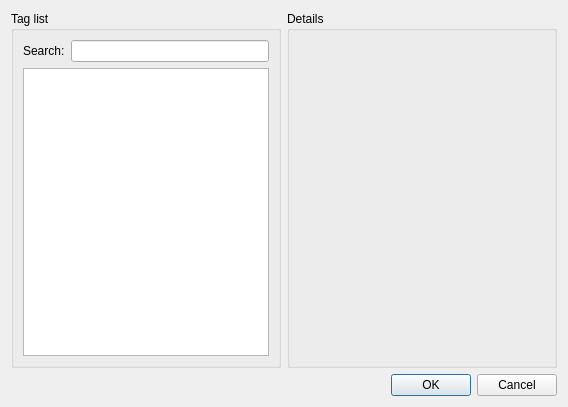
Before: the Qt Designer form src/tagselectordialog.ui in IoeCmcomc/MCDatapacker, drawn with Qt 5.
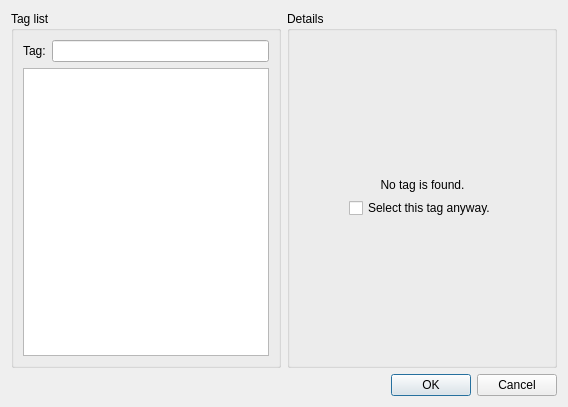
After: the same form once the commit is applied. The open tabs and pages were chosen to show the change.

Commit message: [Impl} TagSelectorDialog now accepts unknown tags

Patch:
```diff
--- a/src/tagselectordialog.ui
+++ b/src/tagselectordialog.ui
@@ -26,13 +26,6 @@
       <string>Tag list</string>
      </property>
      <layout class="QGridLayout" name="gridLayout_3">
-      <item row="0" column="0">
-       <widget class="QLabel" name="label">
-        <property name="text">
-         <string>Search:</string>
-        </property>
-       </widget>
-      </item>
       <item row="0" column="1">
        <widget class="QLineEdit" name="tagFilterBox"/>
       </item>
@@ -58,6 +51,13 @@
         </property>
        </widget>
       </item>
+      <item row="0" column="0">
+       <widget class="QLabel" name="label">
+        <property name="text">
+         <string>Tag:</string>
+        </property>
+       </widget>
+      </item>
      </layout>
     </widget>
    </item>
@@ -74,6 +74,25 @@
      </property>
      <layout class="QGridLayout" name="gridLayout">
       <item row="0" column="0">
+       <widget class="QStackedWidget" name="stackedWidget">
+        <property name="currentIndex">
+         <number>0</number>
+        </property>
+        <widget class="QWidget" name="page">
+         <layout class="QVBoxLayout" name="verticalLayout">
+          <property name="leftMargin">
+           <number>4</number>
+          </property>
+          <property name="topMargin">
+           <number>4</number>
+          </property>
+          <property name="rightMargin">
+           <number>4</number>
+          </property>
+          <property name="bottomMargin">
+           <number>4</number>
+          </property>
+          <item>
        <widget class="QLabel" name="tagDetailsLabel">
         <property name="sizePolicy">
          <sizepolicy hsizetype="Expanding" vsizetype="Expanding">
@@ -96,6 +115,87 @@
         <property name="openExternalLinks">
          <bool>true</bool>
         </property>
+           </widget>
+          </item>
+         </layout>
+        </widget>
+        <widget class="QWidget" name="page_2">
+         <layout class="QGridLayout" name="gridLayout_4">
+          <item row="0" column="1">
+           <spacer name="verticalSpacer">
+            <property name="orientation">
+             <enum>Qt::Vertical</enum>
+            </property>
+            <property name="sizeHint" stdset="0">
+             <size>
+              <width>20</width>
+              <height>112</height>
+             </size>
+            </property>
+           </spacer>
+          </item>
+          <item row="1" column="0">
+           <spacer name="horizontalSpacer">
+            <property name="orientation">
+             <enum>Qt::Horizontal</enum>
+            </property>
+            <property name="sizeHint" stdset="0">
+             <size>
+              <width>40</width>
+              <height>20</height>
+             </size>
+            </property>
+           </spacer>
+          </item>
+          <item row="1" column="1">
+           <layout class="QVBoxLayout" name="verticalLayout_2">
+            <item>
+             <widget class="QLabel" name="label_2">
+              <property name="text">
+               <string>No tag is found.</string>
+              </property>
+              <property name="alignment">
+               <set>Qt::AlignCenter</set>
+              </property>
+             </widget>
+            </item>
+            <item>
+             <widget class="QCheckBox" name="selectAnywayCheck">
+              <property name="text">
+               <string>Select this tag anyway.</string>
+              </property>
+             </widget>
+            </item>
+           </layout>
+          </item>
+          <item row="1" column="2">
+           <spacer name="horizontalSpacer_2">
+            <property name="orientation">
+             <enum>Qt::Horizontal</enum>
+            </property>
+            <property name="sizeHint" stdset="0">
+             <size>
+              <width>40</width>
+              <height>20</height>
+             </size>
+            </property>
+           </spacer>
+          </item>
+          <item row="2" column="1">
+           <spacer name="verticalSpacer_2">
+            <property name="orientation">
+             <enum>Qt::Vertical</enum>
+            </property>
+            <property name="sizeHint" stdset="0">
+             <size>
+              <width>20</width>
+              <height>111</height>
+             </size>
+            </property>
+           </spacer>
+          </item>
+         </layout>
+        </widget>
        </widget>
       </item>
      </layout>
```
Lines whose indentation alone changed are shown as unchanged. The commit also changes 2 other files.
